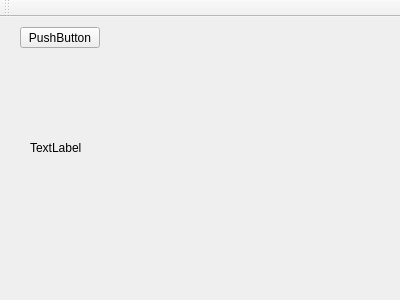
Before: the Qt Designer form Mint/mainwindow.ui in Matmalecki/OpenCV-Project, drawn with Qt 5.
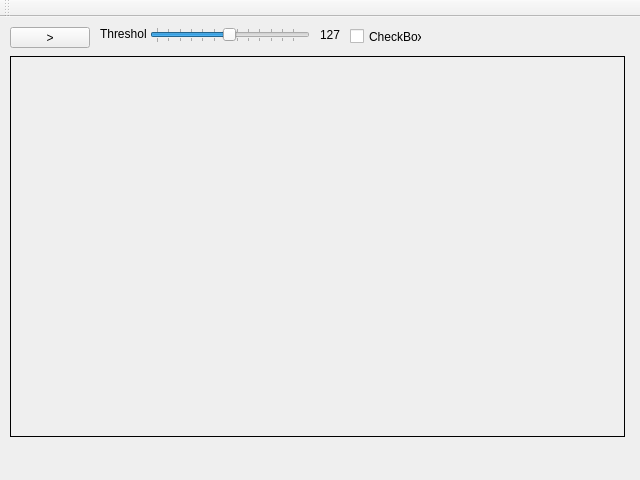
After: the same form once the commit is applied.

Diff of the .ui file:
```diff
--- a/Mint/mainwindow.ui
+++ b/Mint/mainwindow.ui
@@ -6,8 +6,8 @@
    <rect>
     <x>0</x>
     <y>0</y>
-    <width>400</width>
-    <height>300</height>
+    <width>640</width>
+    <height>480</height>
    </rect>
   </property>
   <property name="windowTitle">
@@ -17,27 +17,100 @@
    <widget class="QLabel" name="videoField">
     <property name="geometry">
      <rect>
-      <x>30</x>
-      <y>30</y>
-      <width>321</width>
-      <height>201</height>
+      <x>10</x>
+      <y>39</y>
+      <width>615</width>
+      <height>381</height>
      </rect>
     </property>
+    <property name="frameShape">
+     <enum>QFrame::Box</enum>
+    </property>
+    <property name="frameShadow">
+     <enum>QFrame::Plain</enum>
+    </property>
     <property name="text">
-     <string>TextLabel</string>
+     <string/>
     </property>
    </widget>
    <widget class="QPushButton" name="playButton">
     <property name="geometry">
      <rect>
-      <x>20</x>
+      <x>10</x>
       <y>10</y>
       <width>80</width>
       <height>21</height>
      </rect>
     </property>
     <property name="text">
-     <string>PushButton</string>
+     <string>&gt;</string>
+    </property>
+   </widget>
+   <widget class="QSlider" name="sliderThreshold">
+    <property name="geometry">
+     <rect>
+      <x>150</x>
+      <y>10</y>
+      <width>160</width>
+      <height>16</height>
+     </rect>
+    </property>
+    <property name="maximum">
+     <number>255</number>
+    </property>
+    <property name="value">
+     <number>127</number>
+    </property>
+    <property name="orientation">
+     <enum>Qt::Horizontal</enum>
+    </property>
+    <property name="invertedAppearance">
+     <bool>false</bool>
+    </property>
+    <property name="tickPosition">
+     <enum>QSlider::TicksBothSides</enum>
+    </property>
+    <property name="tickInterval">
+     <number>20</number>
+    </property>
+   </widget>
+   <widget class="QLabel" name="label">
+    <property name="geometry">
+     <rect>
+      <x>100</x>
+      <y>10</y>
+      <width>47</width>
+      <height>13</height>
+     </rect>
+    </property>
+    <property name="text">
+     <string>Threshold</string>
+    </property>
+   </widget>
+   <widget class="QCheckBox" name="enableThresholdCheckbox">
+    <property name="geometry">
+     <rect>
+      <x>350</x>
+      <y>10</y>
+      <width>72</width>
+      <height>19</height>
+     </rect>
+    </property>
+    <property name="text">
+     <string>CheckBox</string>
+    </property>
+   </widget>
+   <widget class="QLabel" name="thresholdValue">
+    <property name="geometry">
+     <rect>
+      <x>320</x>
+      <y>10</y>
+      <width>21</width>
+      <height>16</height>
+     </rect>
+    </property>
+    <property name="text">
+     <string>127</string>
     </property>
    </widget>
   </widget>
```
Left out of the diff: 2 changed lines with no effect on the pictures.
